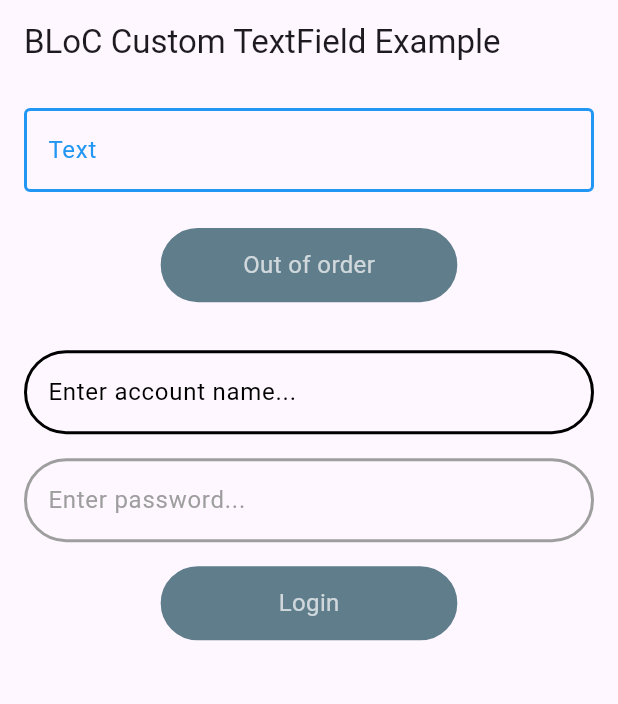
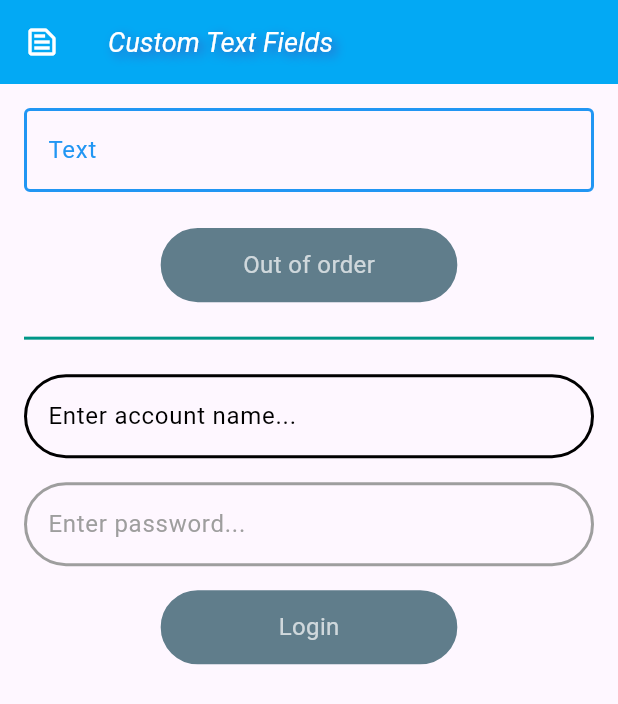
Before and after one commit to mk590901/Event-driven-BLoC-s-text-fields, a Flutter app: the screen it shows after launch, on a phone screen of 412 x 824 dp. Shown: the top 704 px of the screen. Run offline on Flutter 3.47's test engine with Material 3 defaults, Android fonts, the phone set to English and light mode, and no system bars; our stand-ins replace flutter_bloc.

Commit message:
Refactoring was done

```diff
--- a/lib/main.dart
+++ b/lib/main.dart
@@ -4,11 +4,11 @@ import 'ui/widgets/multiline_text_field.dart';
 import 'ui/widgets/flat_text_rounded_button.dart';
 
 void main() {
-  runApp(const MyApp());
+  runApp(const CustomTextFieldsDemoApp());
 }
 
-class MyApp extends StatelessWidget {
-  const MyApp({super.key});
+class CustomTextFieldsDemoApp extends StatelessWidget {
+  const CustomTextFieldsDemoApp({super.key});
 
   @override
   Widget build(BuildContext context) {
@@ -133,7 +133,16 @@ class TextFieldPage extends StatelessWidget {
 
     return Scaffold(
       appBar: AppBar(
-        title: const Text('BLoC Custom TextField Example'),
+        title: Text('Custom Text Fields',
+            style: buildTitleTextStyle()),
+        leading: IconButton(
+          icon: const Icon(Icons.text_snippet_outlined, color: Colors.white),
+          // Icon widget
+          onPressed: () {
+            // Add your onPressed logic here
+          },
+        ),
+        backgroundColor: Colors.lightBlue,
       ),
       body: SingleChildScrollView(
         child: Padding(
@@ -146,8 +155,18 @@ class TextFieldPage extends StatelessWidget {
               ),
               textRoundedButton,
               const SizedBox(
-                height: 32,
+                height: 16,
               ),
+
+              const Divider(
+                color: Colors.teal,
+                thickness: 2,
+              ),
+
+              const SizedBox(
+                height: 16,
+              ),
+
               account,
               const SizedBox(
                 height: 16,
@@ -191,4 +210,19 @@ class TextFieldPage extends StatelessWidget {
       button.enable();
     }
   }
+
+  TextStyle buildTitleTextStyle() {
+    return const TextStyle(
+      color: Colors.white,
+      fontSize: 18,
+      fontStyle: FontStyle.italic,
+      shadows: [
+        Shadow(
+          blurRadius: 8.0,
+          color: Colors.indigo,
+          offset: Offset(3.0, 3.0),
+        ),
+      ],
+    );
+  }
 }
```
Also changed, not shown: 1 other file.
